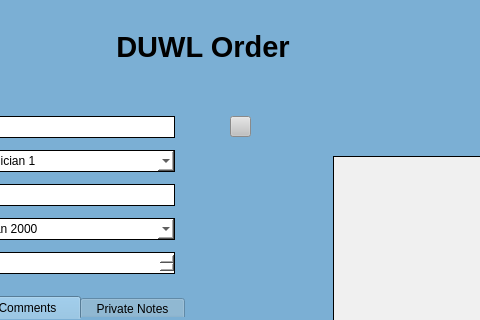
Qt form UI Screens/COMBdb_DUWL_Order_Form.ui (Kasmanian/COMBDb-oldgen) before a commit; both pictures show x 427 to 907 and y 100 to 420 of the 1260 by 800 pixel window.
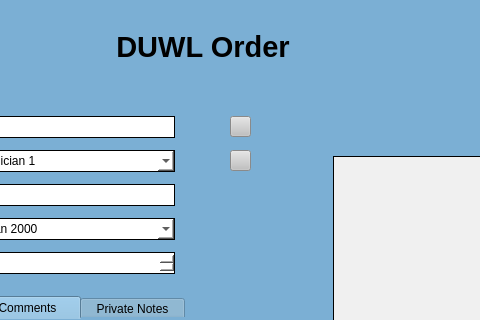
The same form after that commit.

Diff of the .ui file:
```diff
--- a/UI Screens/COMBdb_DUWL_Order_Form.ui
+++ b/UI Screens/COMBdb_DUWL_Order_Form.ui
@@ -701,6 +701,41 @@
               </property>
              </spacer>
             </item>
+            <item row="1" column="3">
+             <widget class="QPushButton" name="find2">
+              <property name="minimumSize">
+               <size>
+                <width>21</width>
+                <height>21</height>
+               </size>
+              </property>
+              <property name="maximumSize">
+               <size>
+                <width>21</width>
+                <height>21</height>
+               </size>
+              </property>
+              <property name="cursor">
+               <cursorShape>PointingHandCursor</cursorShape>
+              </property>
+              <property name="styleSheet">
+               <string notr="true">QPushButton:hover {
+	 background-color: rgb(210, 210, 210);
+}
+
+QPushButton:focus {
+	background-color: rgb(210, 210, 210);
+}
+
+QPushButton {
+	background-color: rgb(193, 193, 193);
+}</string>
+              </property>
+              <property name="text">
+               <string/>
+              </property>
+             </widget>
+            </item>
            </layout>
           </item>
           <item>
```
